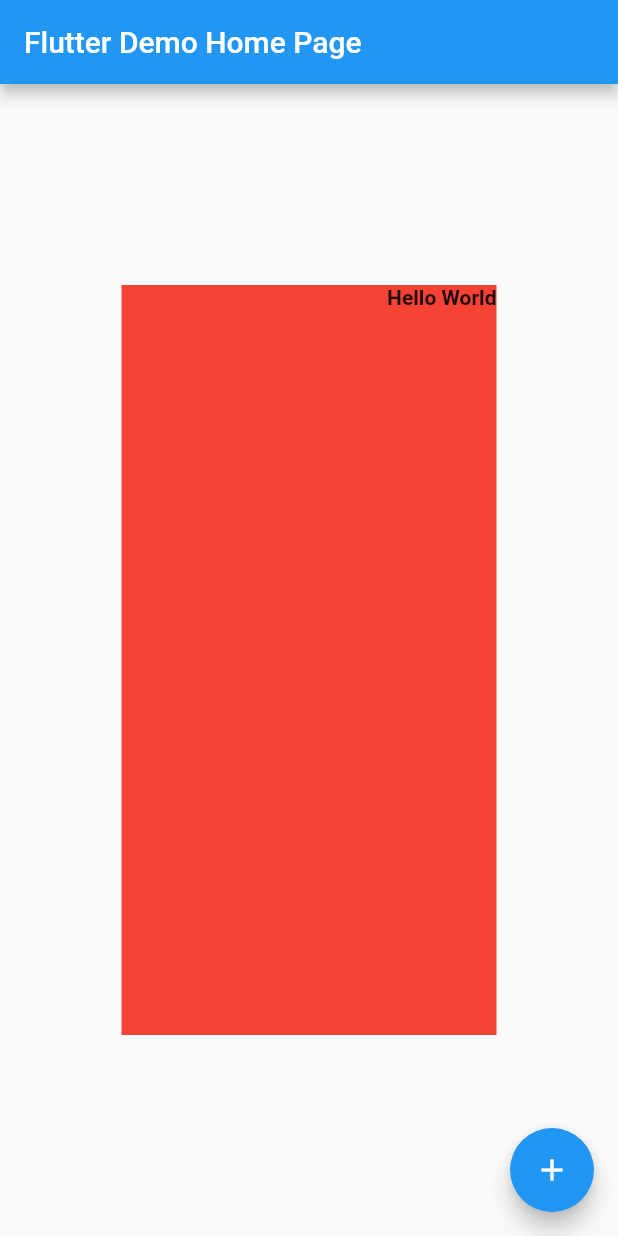
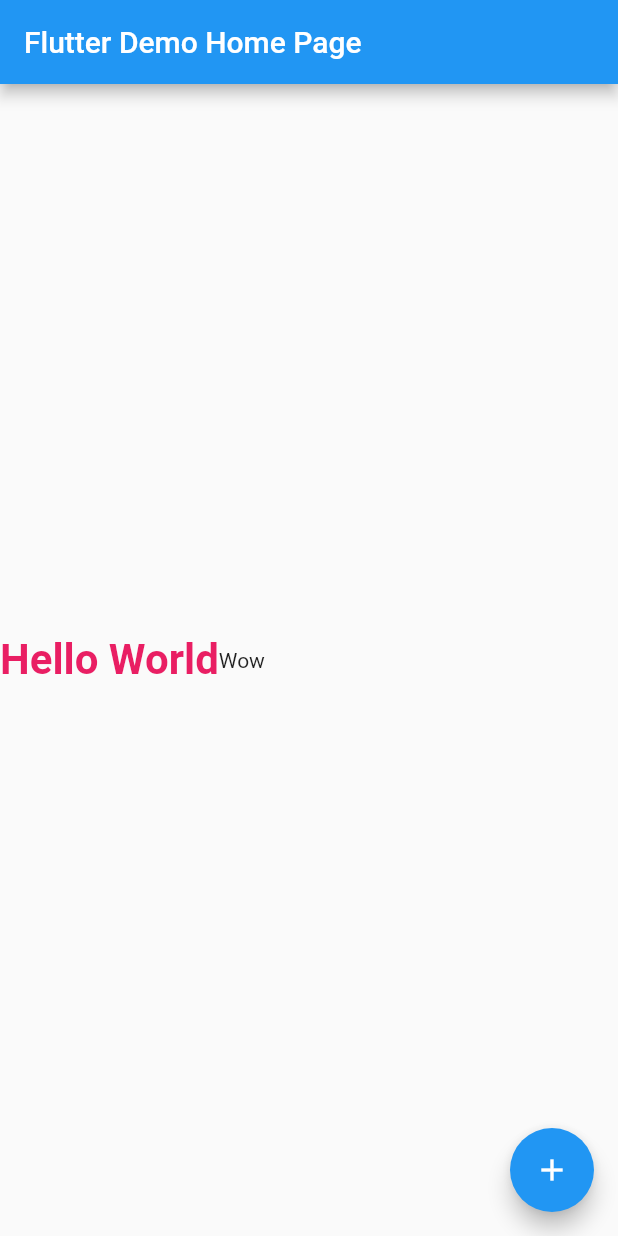
Before and after one commit to arraisi/flutter_app, a Flutter app: the screen it shows after launch, on a phone screen of 412 x 824 dp. Run offline on Flutter 3.47's test engine with Material 2 defaults, Android fonts, the phone set to English and light mode, and no system bars.

```diff
--- a/lib/main.dart
+++ b/lib/main.dart
@@ -73,13 +73,15 @@ class _MyHomePageState extends State<MyHomePage> {
       ),
       body: Center(
         child: Container(
-          width: 250.0,
-          height: 500.0,
-          color: Colors.red,
-          child: Text(
-            "Hello World",
-            style: TextStyle(fontWeight: FontWeight.bold),
-            textAlign: TextAlign.right,
+          child: Row(
+            children: <Widget>[
+              Text(
+                "Hello World",
+                style: TextStyle(fontWeight: FontWeight.bold, color: Colors.pink, fontSize: 28.0),
+                textAlign: TextAlign.left,
+              ),
+              new Text("Wow")
+            ],
           ),
         ),
       ),
```
